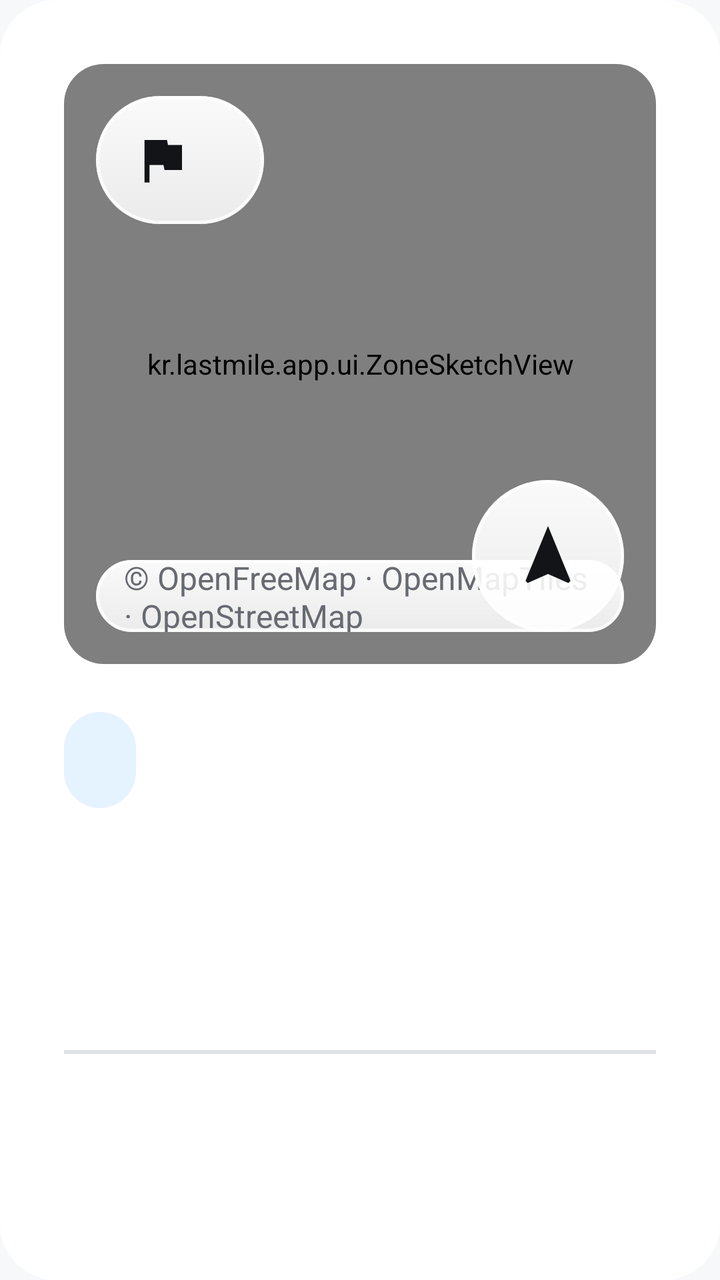
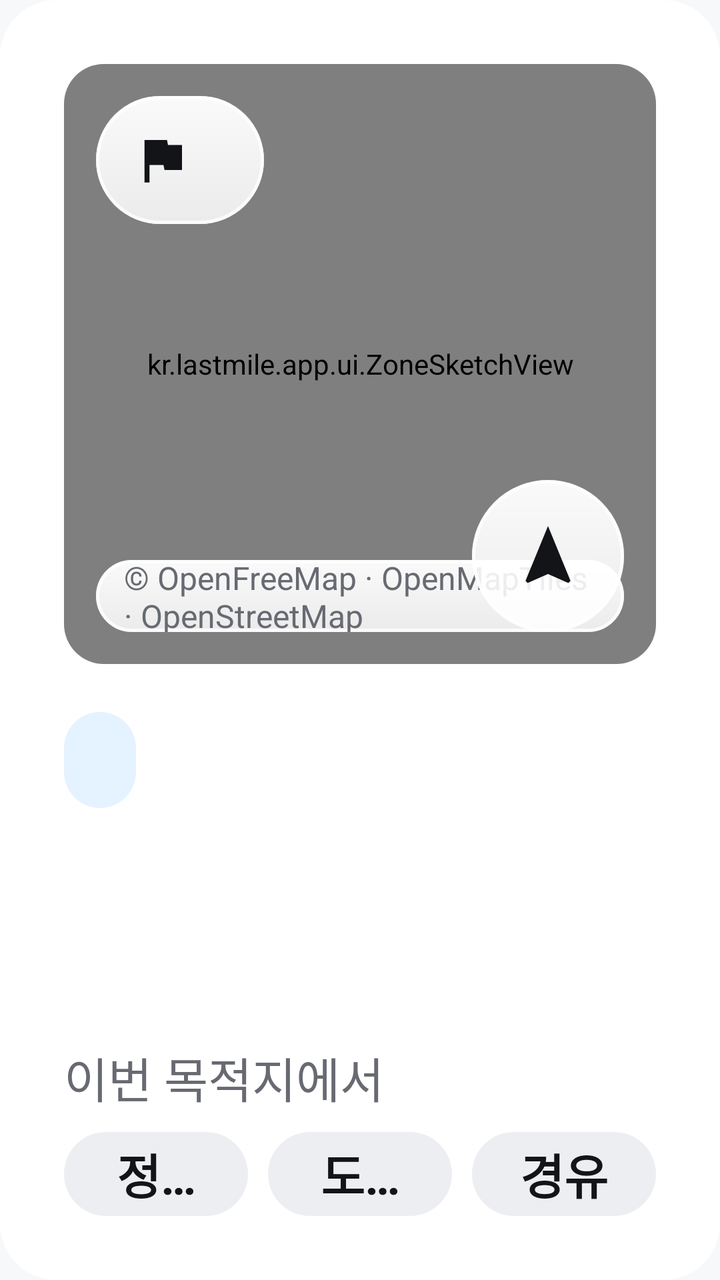

An Android layout rendered at two revisions. The XML below is the earlier revision; the diff shows what the commit changed to produce the second picture.
<!-- AndroidManifest.xml: application theme Theme.LastMile -->
<!-- res/layout/card_detail.xml -->
<?xml version="1.0" encoding="utf-8"?>
<LinearLayout xmlns:android="http://schemas.android.com/apk/res/android" android:layout_width="match_parent" android:layout_height="wrap_content"
    android:orientation="vertical" android:background="@drawable/bg_card" android:padding="@dimen/card_padding">
    <FrameLayout android:id="@+id/mapSlotIdle" android:layout_width="match_parent" android:layout_height="300dp" android:background="@drawable/bg_map" android:clipToOutline="true" android:layout_marginBottom="24dp">
        <kr.lastmile.app.ui.ZoneSketchView android:id="@+id/idleSketch" android:layout_width="match_parent" android:layout_height="match_parent"/>
        <include layout="@layout/view_map_glass"/>
    </FrameLayout>
    <TextView android:id="@+id/detailCategory" style="@style/Chip" android:layout_width="wrap_content" android:layout_height="wrap_content" android:background="@drawable/bg_chip_accent" android:textColor="@color/accent" android:minHeight="48dp" android:paddingStart="18dp" android:paddingEnd="18dp"/>
    <TextView android:id="@+id/detailName" style="@style/Text.Title" android:layout_width="match_parent" android:layout_height="wrap_content" android:layout_marginTop="16dp" android:maxLines="2" android:ellipsize="end"/>
    <TextView android:id="@+id/detailAddress" style="@style/Text.Label" android:layout_width="match_parent" android:layout_height="wrap_content" android:layout_marginTop="6dp" android:maxLines="1" android:ellipsize="end"/>
    <View android:layout_width="match_parent" android:layout_height="2dp" android:background="@color/outline" android:layout_marginTop="24dp" android:layout_marginBottom="20dp"/>
    <include android:id="@+id/detailCurb" layout="@layout/row_fact"/>
    <include android:id="@+id/detailParking" layout="@layout/row_fact" android:layout_width="match_parent" android:layout_height="wrap_content" android:layout_marginTop="18dp"/>
    <include android:id="@+id/detailMeet" layout="@layout/row_fact" android:layout_width="match_parent" android:layout_height="wrap_content" android:layout_marginTop="18dp"/>
    <View android:layout_width="match_parent" android:layout_height="2dp" android:background="@color/outline" android:layout_marginTop="20dp" android:layout_marginBottom="20dp"/>
    
    <LinearLayout android:id="@+id/meetingCard" android:layout_width="match_parent" android:layout_height="wrap_content" android:orientation="horizontal" android:gravity="center_vertical" android:clickable="true" android:focusable="true">
        <ImageView android:layout_width="44dp" android:layout_height="44dp" android:src="@drawable/ic_bell" android:tint="@color/text_primary"/>
        <LinearLayout android:layout_width="0dp" android:layout_weight="1" android:layout_height="wrap_content" android:orientation="vertical" android:layout_marginStart="20dp" android:layout_marginEnd="12dp">
            <TextView style="@style/Text.Body" android:layout_width="wrap_content" android:layout_height="wrap_content" android:textStyle="bold" android:text="@string/meeting_mode"/>
            <TextView android:id="@+id/meetingDesc" style="@style/Text.Label" android:layout_width="match_parent" android:layout_height="wrap_content" android:layout_marginTop="4dp" android:maxLines="2" android:ellipsize="end" android:text="@string/meeting_off"/>
        </LinearLayout>
        <FrameLayout android:layout_width="110dp" android:layout_height="60dp">
            <com.google.android.material.materialswitch.MaterialSwitch android:id="@+id/meetingSwitch" android:layout_width="wrap_content" android:layout_height="wrap_content" android:layout_gravity="center" android:scaleX="1.5" android:scaleY="1.5"/>
        </FrameLayout>
    </LinearLayout>
</LinearLayout>
<!-- res/layout/view_map_glass.xml (included above) -->
<?xml version="1.0" encoding="utf-8"?>
<merge xmlns:android="http://schemas.android.com/apk/res/android">
    <LinearLayout android:id="@+id/glassTitle" android:layout_width="wrap_content" android:layout_height="64dp" android:orientation="horizontal" android:gravity="center_vertical"
        android:layout_gravity="top|start" android:layout_margin="16dp" android:paddingStart="18dp" android:paddingEnd="24dp"
        android:background="@drawable/bg_glass" android:elevation="8dp" android:outlineProvider="background" android:maxWidth="560dp">
        <ImageView android:id="@+id/glassIcon" android:layout_width="30dp" android:layout_height="30dp" android:src="@drawable/ic_flag" android:tint="@color/text_primary"/>
        <TextView android:id="@+id/glassText" style="@style/Text.Label" android:layout_width="wrap_content" android:layout_height="wrap_content" android:layout_marginStart="12dp" android:textColor="@color/text_primary" android:textStyle="bold" android:maxLines="1" android:ellipsize="end" android:maxWidth="460dp"/>
    </LinearLayout>
    <ImageButton android:id="@+id/recenterButton" android:layout_width="76dp" android:layout_height="76dp" android:layout_gravity="bottom|end" android:layout_margin="16dp"
        android:background="@drawable/bg_glass_circle" android:elevation="8dp" android:outlineProvider="background" android:src="@drawable/ic_navigation" android:tint="@color/text_primary" android:padding="20dp" android:scaleType="fitCenter" android:contentDescription="@string/recenter"/>
    <TextView android:id="@+id/glassCredit" style="@style/Text.Caption" android:layout_width="wrap_content" android:layout_height="36dp" android:gravity="center_vertical" android:layout_gravity="bottom|start" android:layout_margin="16dp"
        android:paddingStart="14dp" android:paddingEnd="14dp" android:textSize="16sp" android:textColor="@color/text_secondary" android:background="@drawable/bg_glass" android:elevation="4dp" android:outlineProvider="background" android:text="@string/map_credit"/>
</merge>
<!-- res/layout/row_fact.xml (included above) -->
<?xml version="1.0" encoding="utf-8"?>
<LinearLayout xmlns:android="http://schemas.android.com/apk/res/android" android:layout_width="match_parent" android:layout_height="wrap_content" android:orientation="horizontal" android:gravity="center_vertical">
    <ImageView android:id="@+id/factIcon" android:layout_width="44dp" android:layout_height="44dp" android:tint="@color/text_primary"/>
    <TextView android:id="@+id/factLabel" style="@style/Text.Label" android:layout_width="96dp" android:layout_height="wrap_content" android:layout_marginStart="20dp"/>
    <TextView android:id="@+id/factValue" style="@style/Text.Body" android:layout_width="0dp" android:layout_weight="1" android:layout_height="wrap_content" android:textStyle="bold" android:maxLines="2" android:ellipsize="end"/>
</LinearLayout>
<!-- resources referenced by this layout -->
<resources>
  <color name="accent">@color/informative_positive</color>
  <color name="outline">@color/basic_600</color>
  <color name="text_primary">@color/basic_100</color>
  <color name="text_secondary">@color/basic_300</color>
  <dimen name="card_padding">32dp</dimen>
  <!-- drawable bg_card (drawable) -->
  <shape xmlns:android="http://schemas.android.com/apk/res/android" android:shape="rectangle">
      <solid android:color="@color/surface"/>
      <corners android:radius="@dimen/card_radius"/>
  </shape>
  <!-- drawable bg_chip_accent (drawable) -->
  <shape xmlns:android="http://schemas.android.com/apk/res/android" android:shape="rectangle">
      <solid android:color="@color/accent_container"/>
      <corners android:radius="30dp"/>
  </shape>
  <!-- drawable bg_map (drawable) -->
  <shape xmlns:android="http://schemas.android.com/apk/res/android" android:shape="rectangle">
      <solid android:color="@color/surface_variant"/>
      <corners android:radius="20dp"/>
  </shape>
  <!-- drawable ic_flag (drawable) -->
  <vector xmlns:android="http://schemas.android.com/apk/res/android" android:width="24dp" android:height="24dp" android:viewportWidth="24" android:viewportHeight="24" android:tint="?attr/colorControlNormal">
      <path android:fillColor="#FFFFFFFF" android:pathData="M14.4,6L14,4H5v17h2v-7h5.6l0.4,2h7V6z"/>
  </vector>
  <string name="map_credit">© OpenFreeMap · OpenMapTiles · OpenStreetMap</string>
  <string name="meeting_mode">마중 알림</string>
  <string name="meeting_off">기다리는 사람에게 도착 소식을 자동으로 보내요</string>
  <string name="recenter">현재 위치로</string>
  <style name="Text.Body"><item name="android:textSize">@dimen/text_body</item><item name="android:lineSpacingMultiplier">1.25</item></style>
  <style name="Text.Caption"><item name="android:textSize">@dimen/text_caption</item><item name="android:textColor">@color/text_tertiary</item></style>
  <style name="Text.Label"><item name="android:textSize">@dimen/text_label</item><item name="android:textColor">@color/text_secondary</item></style>
  <style name="Text.Title"><item name="android:textSize">@dimen/text_title</item><item name="android:textStyle">bold</item><item name="android:letterSpacing">-0.01</item></style>
  <color name="informative_positive">#0082FF</color>
  <color name="basic_600">#E0E1E6</color>
  <color name="basic_100">#131417</color>
  <color name="basic_300">#686A72</color>
  <color name="surface">@color/basic_900</color>
  <dimen name="card_radius">28dp</dimen>
  <color name="accent_container">#1A0082FF</color>
  <color name="surface_variant">@color/basic_700</color>
  <!-- drawable bg_chip (drawable) -->
  <shape xmlns:android="http://schemas.android.com/apk/res/android" android:shape="rectangle">
      <solid android:color="@color/surface_variant"/>
      <corners android:radius="30dp"/>
  </shape>
  <dimen name="chip_height">60dp</dimen>
  <dimen name="text_label">24sp</dimen>
  <dimen name="text_body">30sp</dimen>
  <dimen name="text_caption">20sp</dimen>
  <color name="text_tertiary">@color/basic_400</color>
  <dimen name="text_title">40sp</dimen>
  <color name="background">@color/basic_800</color>
  <color name="button_primary">@color/basic_100</color>
  <color name="text_on_primary">@color/basic_900</color>
  <style name="Theme.LastMile.Sheet" parent="ThemeOverlay.Material3.BottomSheetDialog">
          <item name="bottomSheetStyle">@style/Widget.LastMile.Sheet</item>
      </style>
  <color name="basic_900">#FFFFFF</color>
  <color name="basic_700">#EDEEF2</color>
  <color name="basic_400">#A4A8AE</color>
  <color name="basic_800">#F7F8FA</color>
  <!-- drawable bg_sheet (drawable) -->
  <shape xmlns:android="http://schemas.android.com/apk/res/android" android:shape="rectangle">
      <solid android:color="@color/surface"/>
      <corners android:topLeftRadius="36dp" android:topRightRadius="36dp"/>
  </shape>
  <!-- unchanged entries left out for length: 7 -->
</resources>

<!-- the commit's change to res/layout/card_detail.xml (unified diff, before → after) -->
@@ -8,6 +8,9 @@
     <TextView android:id="@+id/detailCategory" style="@style/Chip" android:layout_width="wrap_content" android:layout_height="wrap_content" android:background="@drawable/bg_chip_accent" android:textColor="@color/accent" android:minHeight="48dp" android:paddingStart="18dp" android:paddingEnd="18dp"/>
     <TextView android:id="@+id/detailName" style="@style/Text.Title" android:layout_width="match_parent" android:layout_height="wrap_content" android:layout_marginTop="16dp" android:maxLines="2" android:ellipsize="end"/>
     <TextView android:id="@+id/detailAddress" style="@style/Text.Label" android:layout_width="match_parent" android:layout_height="wrap_content" android:layout_marginTop="6dp" android:maxLines="1" android:ellipsize="end"/>
+    
+    <TextView style="@style/Text.Label" android:layout_width="wrap_content" android:layout_height="wrap_content" android:layout_marginTop="20dp" android:text="@string/purpose_title"/>
+    <include layout="@layout/view_purpose" android:layout_width="match_parent" android:layout_height="wrap_content" android:layout_marginTop="10dp"/>
     <View android:layout_width="match_parent" android:layout_height="2dp" android:background="@color/outline" android:layout_marginTop="24dp" android:layout_marginBottom="20dp"/>
     <include android:id="@+id/detailCurb" layout="@layout/row_fact"/>
     <include android:id="@+id/detailParking" layout="@layout/row_fact" android:layout_width="match_parent" android:layout_height="wrap_content" android:layout_marginTop="18dp"/>
@@ -39,6 +42,13 @@
     <TextView android:id="@+id/glassCredit" style="@style/Text.Caption" android:layout_width="wrap_content" android:layout_height="36dp" android:gravity="center_vertical" android:layout_gravity="bottom|start" android:layout_margin="16dp"
         android:paddingStart="14dp" android:paddingEnd="14dp" android:textSize="16sp" android:textColor="@color/text_secondary" android:background="@drawable/bg_glass" android:elevation="4dp" android:outlineProvider="background" android:text="@string/map_credit"/>
 </merge>
+<!-- res/layout/view_purpose.xml (included above) -->
+<?xml version="1.0" encoding="utf-8"?>
+<LinearLayout xmlns:android="http://schemas.android.com/apk/res/android" android:id="@+id/purposeRow" android:layout_width="match_parent" android:layout_height="wrap_content" android:orientation="horizontal" android:gravity="center_vertical">
+    <TextView android:id="@+id/purposeStop" style="@style/Chip" android:layout_width="0dp" android:layout_weight="1" android:layout_height="wrap_content" android:minHeight="64dp" android:text="@string/purpose_stop" android:maxLines="1" android:ellipsize="end" android:clickable="true" android:focusable="true"/>
+    <TextView android:id="@+id/purposePark" style="@style/Chip" android:layout_width="0dp" android:layout_weight="1" android:layout_height="wrap_content" android:minHeight="64dp" android:layout_marginStart="10dp" android:text="@string/purpose_park" android:maxLines="1" android:ellipsize="end" android:clickable="true" android:focusable="true"/>
+    <TextView android:id="@+id/purposeVia" style="@style/Chip" android:layout_width="0dp" android:layout_weight="1" android:layout_height="wrap_content" android:minHeight="64dp" android:layout_marginStart="10dp" android:text="@string/purpose_via" android:maxLines="1" android:ellipsize="end" android:clickable="true" android:focusable="true"/>
+</LinearLayout>
 <!-- res/layout/row_fact.xml (included above) -->
 <?xml version="1.0" encoding="utf-8"?>
 <LinearLayout xmlns:android="http://schemas.android.com/apk/res/android" android:layout_width="match_parent" android:layout_height="wrap_content" android:orientation="horizontal" android:gravity="center_vertical">
<!-- resource entries referenced after the edit -->
@@ -27,6 +27,10 @@
   <string name="map_credit">© OpenFreeMap · OpenMapTiles · OpenStreetMap</string>
   <string name="meeting_mode">마중 알림</string>
   <string name="meeting_off">기다리는 사람에게 도착 소식을 자동으로 보내요</string>
+  <string name="purpose_park">도착 후 주차</string>
+  <string name="purpose_stop">정차 · 픽업</string>
+  <string name="purpose_title">이번 목적지에서</string>
+  <string name="purpose_via">경유</string>
   <string name="recenter">현재 위치로</string>
   <style name="Text.Body"><item name="android:textSize">@dimen/text_body</item><item name="android:lineSpacingMultiplier">1.25</item></style>
   <style name="Text.Caption"><item name="android:textSize">@dimen/text_caption</item><item name="android:textColor">@color/text_tertiary</item></style>
